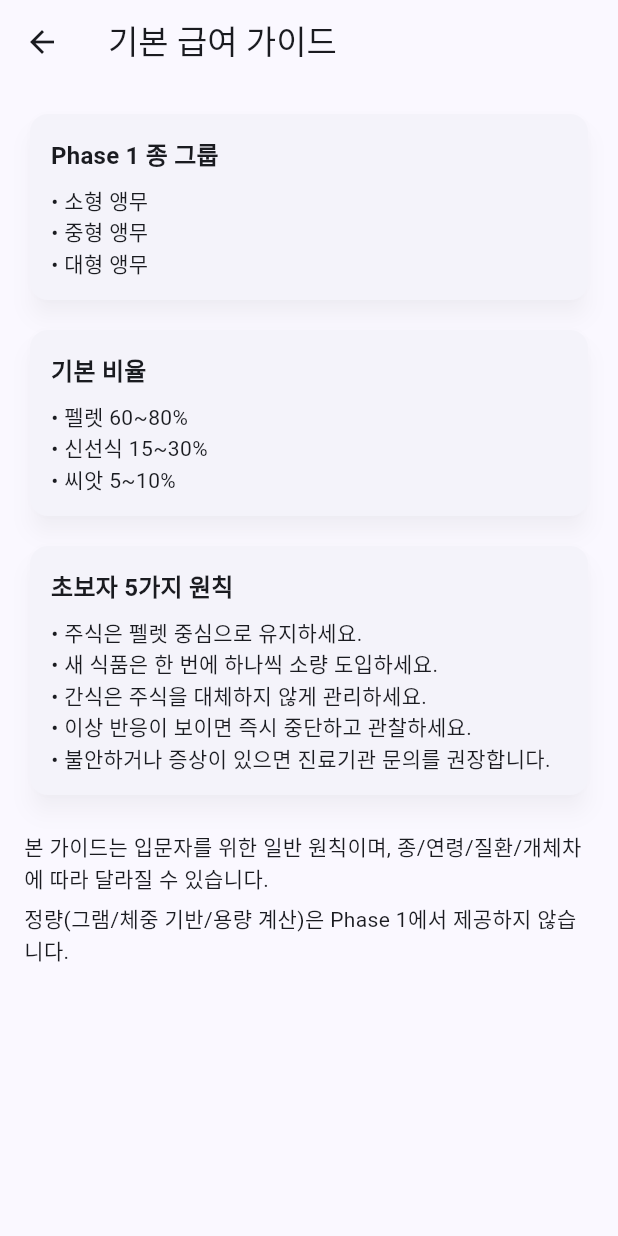
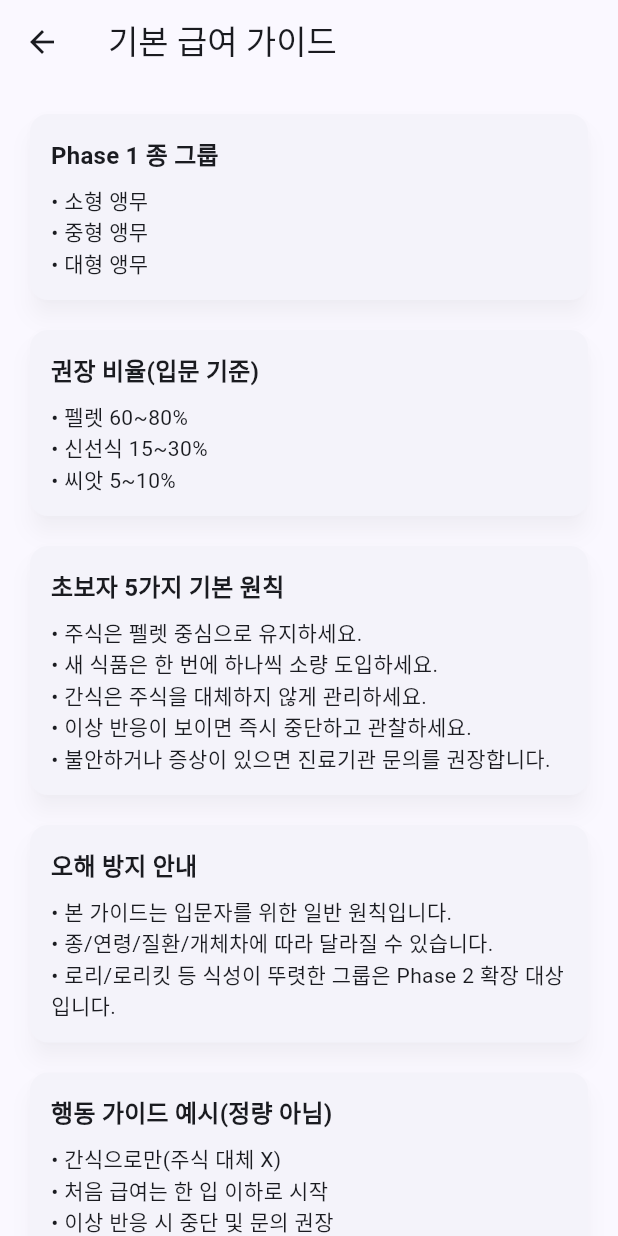
Before and after one commit to Naviary-Sanctuary/Avium, a Flutter app: the screen it shows after launch, after a tap on the "menu book" icon, on a phone screen of 412 x 824 dp. Run offline on Flutter 3.47's test engine with Material 3 defaults, Android fonts, the phone set to English and light mode, and no system bars; our stand-ins replace go_router.

Commit message:
fix: improve search relevance labels and feeding guide copy

```diff
--- a/lib/features/feeding_guide/presentation/feeding_guide_screen.dart
+++ b/lib/features/feeding_guide/presentation/feeding_guide_screen.dart
@@ -15,7 +15,7 @@ class FeedingGuideScreen extends StatelessWidget {
             lines: <String>['소형 앵무', '중형 앵무', '대형 앵무'],
           ),
           _GuideCard(
-            title: '기본 비율',
+            title: '권장 비율(입문 기준)',
             lines: <String>[
               '펠렛 60~80%',
               '신선식 15~30%',
@@ -23,7 +23,7 @@ class FeedingGuideScreen extends StatelessWidget {
             ],
           ),
           _GuideCard(
-            title: '초보자 5가지 원칙',
+            title: '초보자 5가지 기본 원칙',
             lines: <String>[
               '주식은 펠렛 중심으로 유지하세요.',
               '새 식품은 한 번에 하나씩 소량 도입하세요.',
@@ -32,13 +32,27 @@ class FeedingGuideScreen extends StatelessWidget {
               '불안하거나 증상이 있으면 진료기관 문의를 권장합니다.',
             ],
           ),
+          _GuideCard(
+            title: '오해 방지 안내',
+            lines: <String>[
+              '본 가이드는 입문자를 위한 일반 원칙입니다.',
+              '종/연령/질환/개체차에 따라 달라질 수 있습니다.',
+              '로리/로리킷 등 식성이 뚜렷한 그룹은 Phase 2 확장 대상입니다.',
+            ],
+          ),
+          _GuideCard(
+            title: '행동 가이드 예시(정량 아님)',
+            lines: <String>[
+              '간식으로만(주식 대체 X)',
+              '처음 급여는 한 입 이하로 시작',
+              '이상 반응 시 중단 및 문의 권장',
+            ],
+          ),
           SizedBox(height: 8),
           Text(
-            '본 가이드는 입문자를 위한 일반 원칙이며, '
-            '종/연령/질환/개체차에 따라 달라질 수 있습니다.',
+            '정량(그램/체중 기반/용량 계산)은 Phase 1에서 제공하지 않습니다.',
+            style: TextStyle(fontWeight: FontWeight.w700),
           ),
-          SizedBox(height: 6),
-          Text('정량(그램/체중 기반/용량 계산)은 Phase 1에서 제공하지 않습니다.'),
         ],
       ),
     );
--- a/lib/features/food_detail/domain/safety_condition_matcher.dart
+++ b/lib/features/food_detail/domain/safety_condition_matcher.dart
@@ -26,8 +26,8 @@ class SafetyConditionMatcher {
   }) {
     final isComplete = selectedPart != null && selectedPrep != null;
     if (!isComplete) {
-      final partLabel = selectedPart?.name ?? '미선택';
-      final prepLabel = selectedPrep?.name ?? '미선택';
+      final partLabel = selectedPart?.labelKo ?? '미선택';
+      final prepLabel = selectedPrep?.labelKo ?? '미선택';
       return SafetyConditionMatchResult(
         resolvedLevel: representativeLevel,
         isComplete: false,
--- a/lib/features/search/presentation/search_screen.dart
+++ b/lib/features/search/presentation/search_screen.dart
@@ -88,8 +88,10 @@ class _SearchScreenState extends State<SearchScreen> {
                   onChanged: appState.setQuery,
                 ),
                 const SizedBox(height: 12),
-                if (isZeroResult)
-                  ZeroResultNotice(
+                Expanded(
+                  child: isZeroResult
+                      ? SingleChildScrollView(
+                          child: ZeroResultNotice(
                             onOpenEmergencyUnknown: () {
                               context.pushNamed('emergency');
                             },
@@ -101,10 +103,9 @@ class _SearchScreenState extends State<SearchScreen> {
                               _controller.text = word;
                               appState.setQuery(word);
                             },
+                          ),
                         )
-                else
-                  Expanded(
-                    child: _ResultList(
+                      : _ResultList(
                           foods: results,
                           onTapFood: (food) {
                             context.pushNamed(
```
Also changed, not shown: lib/core/types/avium_types.dart (+23 -0 lines), lib/data/search/search_service.dart (+31 -6 lines), lib/features/emergency/presentation/emergency_screen.dart (+4 -3 lines), lib/features/food_detail/presentation/food_detail_screen.dart (+4 -27 lines), 1 other file. Lines whose indentation alone changed are shown as unchanged.
